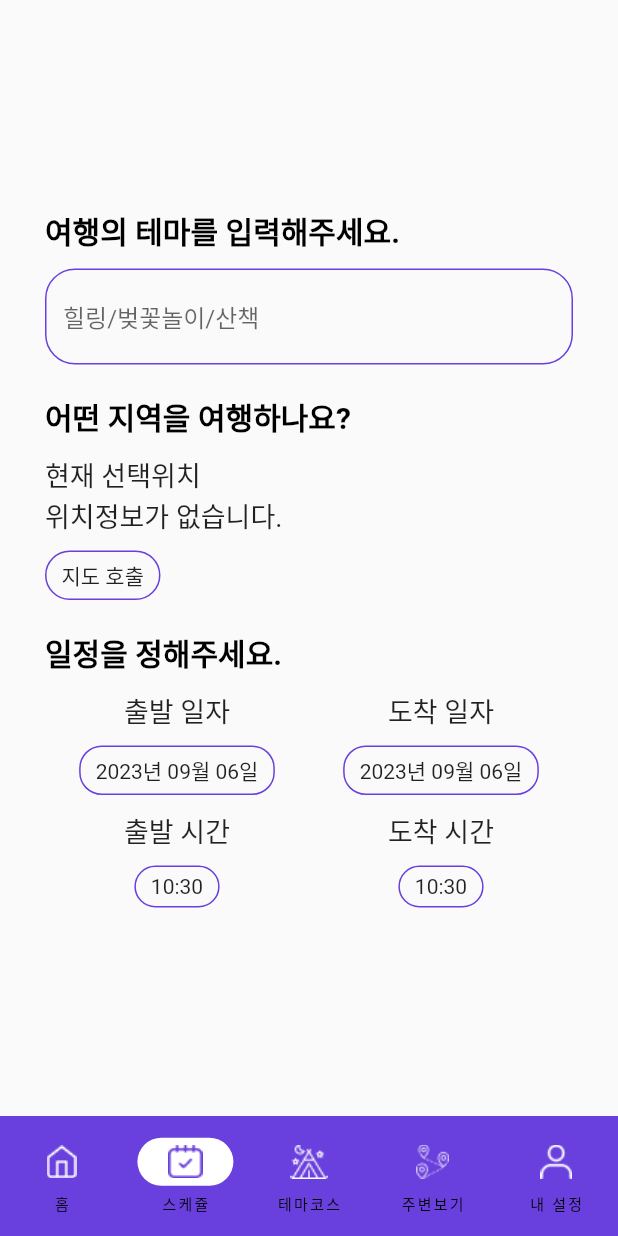
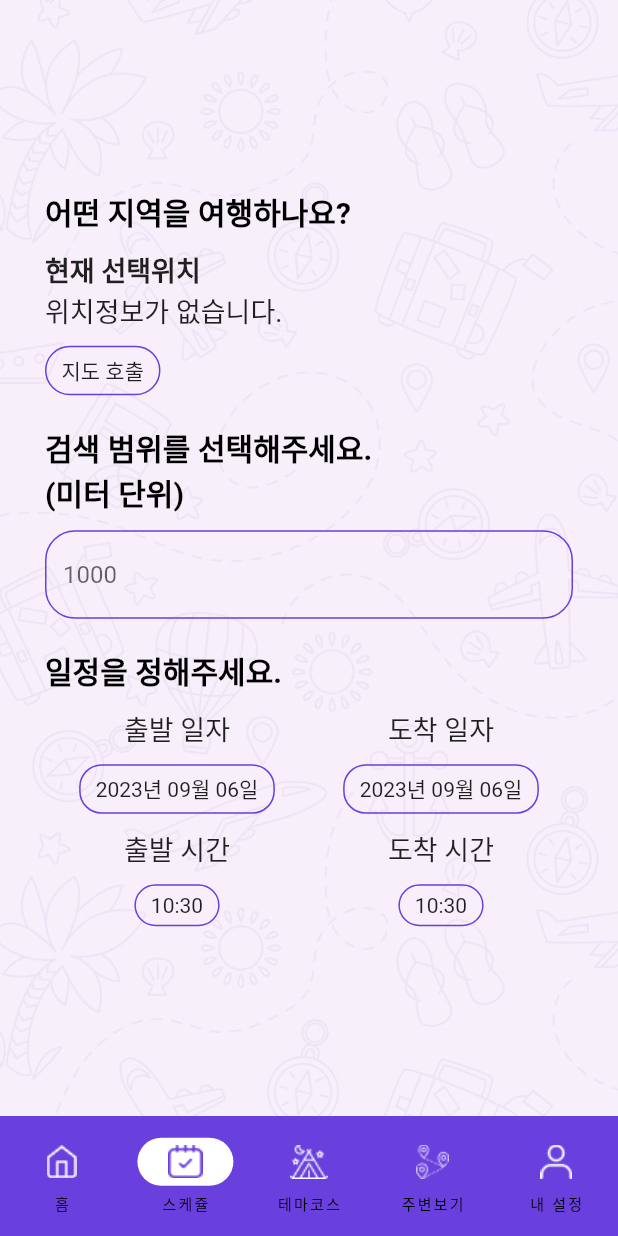
Before and after one commit to tororae/tourApp_with_tour_api, a Flutter app: the screen it shows after launch, item 2 of the bottom bar chosen, on a phone screen of 412 x 824 dp. Run offline on Flutter 3.47's test engine with Material 2 defaults, Android fonts, the phone set to English and light mode, and no system bars; our stand-ins replace fluttertoast, geolocator; missing offline and left inert: flutter_naver_map.

Commit message:
지도 선택 ui 개선

```diff
--- a/lib/screen/schedule_screen.dart
+++ b/lib/screen/schedule_screen.dart
@@ -65,7 +65,18 @@ class _ScheduleScreenState extends State<ScheduleScreen> {
   @override
   Widget build(BuildContext context) {
     final locationProvider = Provider.of<LocationProvider>(context);
-    return Center(
+    TextEditingController _searchRangeController =
+        TextEditingController(); //검색범위 설정용 변수
+    return Stack(
+      children: [
+        Image(
+          height: MediaQuery.of(context).size.height,
+          image: const AssetImage(
+            "lib/assets/background.jpg",
+          ),
+          fit: BoxFit.cover,
+        ),
+        Center(
           child: Padding(
             padding: const EdgeInsets.symmetric(
               horizontal: 30,
@@ -75,15 +86,20 @@ class _ScheduleScreenState extends State<ScheduleScreen> {
               child: Column(
                 crossAxisAlignment: CrossAxisAlignment.start,
                 children: [
-              scheduleTitleText(titleText: "여행의 테마를 입력해주세요."),
-              const SizedBox(height: 10),
-              scheduleTextField(hintText: "힐링/벚꽃놀이/산책"),
-              const SizedBox(height: 20),
+                  //키워드 기반 검색과 위치 기반 검색이 중복제공되지 않음.
+                  //우선적으로 위치 기반을 위해 해당 기능 숨김처리.
+                  // scheduleTitleText(titleText: "여행의 테마를 입력해주세요."),
+                  // const SizedBox(height: 10),
+                  // scheduleTextField(hintText: "힐링/벚꽃놀이/산책"),
+                  // const SizedBox(height: 20),
                   scheduleTitleText(titleText: "어떤 지역을 여행하나요?"),
                   const SizedBox(height: 10),
-
+                  const Text(
+                    "현재 선택위치",
+                    style: TextStyle(fontSize: 18, fontWeight: FontWeight.bold),
+                  ),
                   Text(
-                "현재 선택위치\n${locationProvider.text}",
+                    locationProvider.text,
                     style: const TextStyle(fontSize: 18),
                   ),
                   const SizedBox(height: 10),
@@ -97,8 +113,8 @@ class _ScheduleScreenState extends State<ScheduleScreen> {
                       );
                     },
                     child: Container(
-                  padding:
-                      const EdgeInsets.symmetric(horizontal: 10, vertical: 5),
+                      padding: const EdgeInsets.symmetric(
+                          horizontal: 10, vertical: 5),
                       decoration: BoxDecoration(
                         border: Border.all(width: 1, color: mainColor),
                         borderRadius: const BorderRadius.all(
@@ -108,6 +124,11 @@ class _ScheduleScreenState extends State<ScheduleScreen> {
                       child: const Text("지도 호출"),
                     ),
                   ),
+                  const SizedBox(height: 20),
+                  scheduleTitleText(titleText: "검색 범위를 선택해주세요.\n(미터 단위)"),
+                  const SizedBox(height: 10),
+                  scheduleTextField(
+                      hintText: "1000", controller: _searchRangeController),
                   const SizedBox(height: 20),
                   scheduleTitleText(titleText: "일정을 정해주세요."),
                   const SizedBox(height: 10),
@@ -244,6 +265,8 @@ class _ScheduleScreenState extends State<ScheduleScreen> {
               ),
             ),
           ),
+        ),
+      ],
     );
   }
 
@@ -359,7 +382,10 @@ class _ScheduleScreenState extends State<ScheduleScreen> {
   ///추후 공용으로 쓰이게 되면 이름 변경 가능성 있음.
   ///컨트롤러를 통한 값 연동에 대해 공부해야함.
 
-  TextField scheduleTextField({required String hintText}) {
+  TextField scheduleTextField({
+    required String hintText,
+    required TextEditingController controller,
+  }) {
     return TextField(
       cursorColor: mainColor,
       decoration: InputDecoration(
```
Also changed, not shown: lib/screen/naver_map_func.dart (+93 -14 lines), lib/assets/background.jpg (added). Lines whose indentation alone changed are shown as unchanged.
